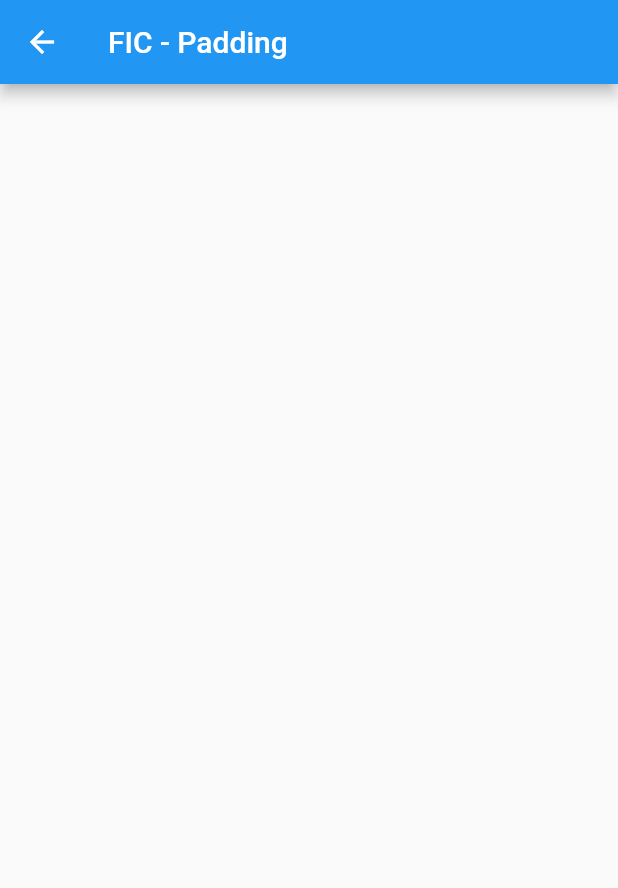
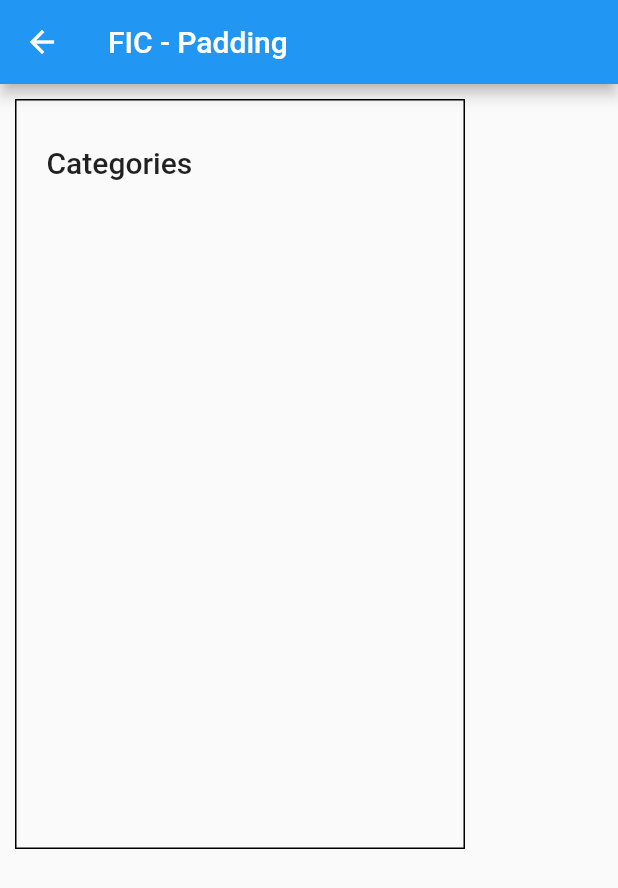
Before and after one commit to zainalsalamun/fic_flutter_basic, a Flutter app: the PaddingWidget screen opened directly, on a phone screen of 412 x 824 dp. Shown: the top 888 px of the screen. Run offline on Flutter 3.47's test engine with Material 2 defaults, Android fonts, the phone set to English and light mode, and no system bars; our stand-ins replace flutter_svg.

Commit message:
update padding

```diff
--- a/lib/widget_lesson/basic_layout/padding_widget.dart
+++ b/lib/widget_lesson/basic_layout/padding_widget.dart
@@ -12,7 +12,26 @@ class PaddingWidget extends StatelessWidget {
         title: const Text("FIC - Padding"),
         actions: const [],
       ),
-      body: Container(),
+      body: Container(
+        height: 500,
+        width: 300,
+        margin: const EdgeInsets.all(10),
+        decoration: BoxDecoration(border: Border.all()),
+        child: Column(
+          crossAxisAlignment: CrossAxisAlignment.start,
+          children: const [
+            Padding(
+              padding: EdgeInsets.only(
+                left: 20,
+                top: 30,
+                bottom: 30,
+              ),
+              child: Text("Categories",
+                  style: TextStyle(fontSize: 20, fontWeight: FontWeight.w500)),
+            )
+          ],
+        ),
+      ),
     );
   }
 }
```
